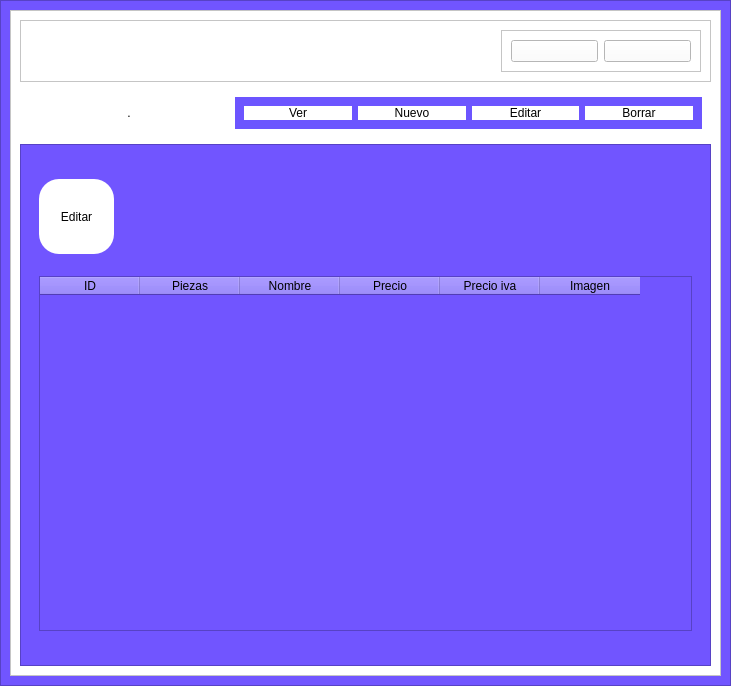
Qt form pro/Dell_app.ui (RaFaN23/Daw-1-) before a commit.
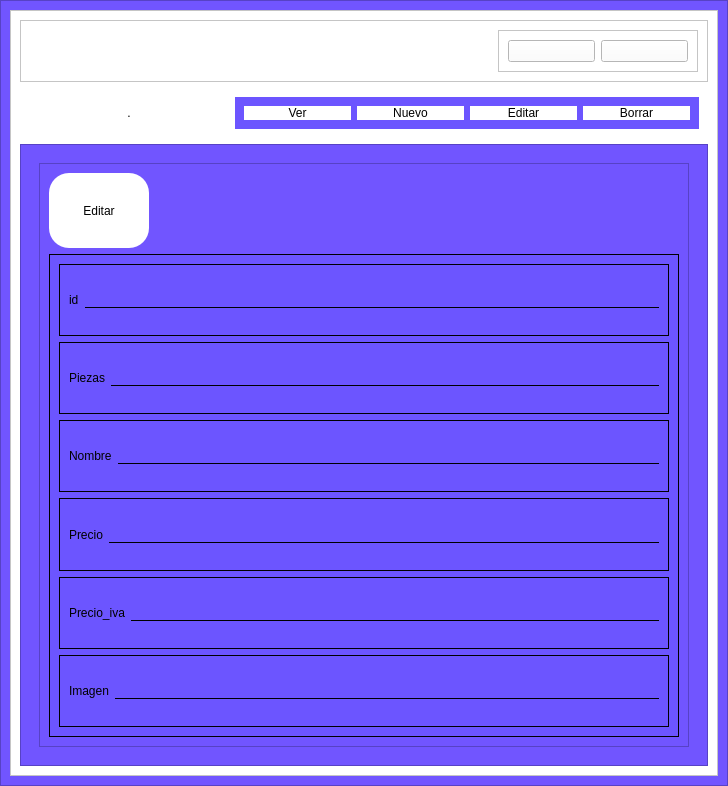
The same form after that commit. The open tabs and pages were chosen to show the change. Icons and pictures are not drawn.

Patch:
```diff
--- a/pro/Dell_app.ui
+++ b/pro/Dell_app.ui
@@ -6,8 +6,8 @@
    <rect>
     <x>0</x>
     <y>0</y>
-    <width>731</width>
-    <height>686</height>
+    <width>728</width>
+    <height>786</height>
    </rect>
   </property>
   <property name="windowTitle">
@@ -707,10 +707,19 @@
                <widget class="QWidget" name="pagina_editar">
                 <layout class="QVBoxLayout" name="verticalLayout_12">
                  <item>
+                  <widget class="QFrame" name="frame_10">
+                   <property name="frameShape">
+                    <enum>QFrame::StyledPanel</enum>
+                   </property>
+                   <property name="frameShadow">
+                    <enum>QFrame::Raised</enum>
+                   </property>
+                   <layout class="QVBoxLayout" name="verticalLayout_14">
+                    <item>
                   <widget class="QPushButton" name="editar">
                    <property name="maximumSize">
                     <size>
-                     <width>75</width>
+                        <width>100</width>
                      <height>75</height>
                     </size>
                    </property>
@@ -734,43 +743,209 @@
                   </widget>
                  </item>
                  <item>
-                  <widget class="QTableWidget" name="tabla_actualizar">
-                   <property name="maximumSize">
-                    <size>
-                     <width>16777215</width>
-                     <height>355</height>
-                    </size>
-                   </property>
-                   <column>
+                     <widget class="QFrame" name="frame_11">
+                      <property name="styleSheet">
+                       <string notr="true">background-color: rgb(108, 85, 255);
+border:1px solid;
+</string>
+                      </property>
+                      <property name="frameShape">
+                       <enum>QFrame::StyledPanel</enum>
+                      </property>
+                      <property name="frameShadow">
+                       <enum>QFrame::Raised</enum>
+                      </property>
+                      <layout class="QVBoxLayout" name="verticalLayout_15">
+                       <item>
+                        <widget class="QFrame" name="frame_19">
+                         <property name="frameShape">
+                          <enum>QFrame::StyledPanel</enum>
+                         </property>
+                         <property name="frameShadow">
+                          <enum>QFrame::Raised</enum>
+                         </property>
+                         <layout class="QHBoxLayout" name="horizontalLayout_13">
+                          <item>
+                           <widget class="QLabel" name="label_15">
+                            <property name="styleSheet">
+                             <string notr="true">border:none</string>
+                            </property>
                     <property name="text">
-                     <string>ID</string>
-                    </property>
-                   </column>
-                   <column>
+                             <string>id</string>
+                            </property>
+                           </widget>
+                          </item>
+                          <item>
+                           <widget class="QLineEdit" name="label_id">
+                            <property name="styleSheet">
+                             <string notr="true">border:none;
+border-bottom:1px solid;
+</string>
+                            </property>
+                           </widget>
+                          </item>
+                         </layout>
+                        </widget>
+                       </item>
+                       <item>
+                        <widget class="QFrame" name="frame_14">
+                         <property name="frameShape">
+                          <enum>QFrame::StyledPanel</enum>
+                         </property>
+                         <property name="frameShadow">
+                          <enum>QFrame::Raised</enum>
+                         </property>
+                         <layout class="QHBoxLayout" name="horizontalLayout_6">
+                          <item>
+                           <widget class="QLabel" name="label_5">
+                            <property name="styleSheet">
+                             <string notr="true">border:none</string>
+                            </property>
                     <property name="text">
                      <string>Piezas</string>
                     </property>
-                   </column>
-                   <column>
+                           </widget>
+                          </item>
+                          <item>
+                           <widget class="QLineEdit" name="label_piezas">
+                            <property name="styleSheet">
+                             <string notr="true">border:none;
+border-bottom:1px solid;
+</string>
+                            </property>
+                           </widget>
+                          </item>
+                         </layout>
+                        </widget>
+                       </item>
+                       <item>
+                        <widget class="QFrame" name="frame_16">
+                         <property name="frameShape">
+                          <enum>QFrame::StyledPanel</enum>
+                         </property>
+                         <property name="frameShadow">
+                          <enum>QFrame::Raised</enum>
+                         </property>
+                         <layout class="QHBoxLayout" name="horizontalLayout_7">
+                          <item>
+                           <widget class="QLabel" name="label_11">
+                            <property name="styleSheet">
+                             <string notr="true">border:none</string>
+                            </property>
                     <property name="text">
                      <string>Nombre</string>
                     </property>
-                   </column>
-                   <column>
+                           </widget>
+                          </item>
+                          <item>
+                           <widget class="QLineEdit" name="label_nombre">
+                            <property name="styleSheet">
+                             <string notr="true">border:none;
+border-bottom:1px solid;
+</string>
+                            </property>
+                           </widget>
+                          </item>
+                         </layout>
+                        </widget>
+                       </item>
+                       <item>
+                        <widget class="QFrame" name="frame_17">
+                         <property name="frameShape">
+                          <enum>QFrame::StyledPanel</enum>
+                         </property>
+                         <property name="frameShadow">
+                          <enum>QFrame::Raised</enum>
+                         </property>
+                         <layout class="QHBoxLayout" name="horizontalLayout_10">
+                          <item>
+                           <widget class="QLabel" name="label_12">
+                            <property name="styleSheet">
+                             <string notr="true">border:none</string>
+                            </property>
                     <property name="text">
                      <string>Precio</string>
                     </property>
-                   </column>
-                   <column>
+                           </widget>
+                          </item>
+                          <item>
+                           <widget class="QLineEdit" name="label_precio">
+                            <property name="styleSheet">
+                             <string notr="true">border:none;
+border-bottom:1px solid;
+</string>
+                            </property>
+                           </widget>
+                          </item>
+                         </layout>
+                        </widget>
+                       </item>
+                       <item>
+                        <widget class="QFrame" name="frame_15">
+                         <property name="frameShape">
+                          <enum>QFrame::StyledPanel</enum>
+                         </property>
+                         <property name="frameShadow">
+                          <enum>QFrame::Raised</enum>
+                         </property>
+                         <layout class="QHBoxLayout" name="horizontalLayout_11">
+                          <item>
+                           <widget class="QLabel" name="label_13">
+                            <property name="styleSheet">
+                             <string notr="true">border:none</string>
+                            </property>
                     <property name="text">
-                     <string>Precio iva</string>
-                    </property>
-                   </column>
-                   <column>
+                             <string>Precio_iva</string>
+                            </property>
+                           </widget>
+                          </item>
+                          <item>
+                           <widget class="QLineEdit" name="label_precio_iva">
+                            <property name="styleSheet">
+                             <string notr="true">border:none;
+border-bottom:1px solid;
+</string>
+                            </property>
+                           </widget>
+                          </item>
+                         </layout>
+                        </widget>
+                       </item>
+                       <item>
+                        <widget class="QFrame" name="frame_18">
+                         <property name="frameShape">
+                          <enum>QFrame::StyledPanel</enum>
+                         </property>
+                         <property name="frameShadow">
+                          <enum>QFrame::Raised</enum>
+                         </property>
+                         <layout class="QHBoxLayout" name="horizontalLayout_12">
+                          <item>
+                           <widget class="QLabel" name="label_14">
+                            <property name="styleSheet">
+                             <string notr="true">border:none</string>
+                            </property>
                     <property name="text">
                      <string>Imagen</string>
                     </property>
-                   </column>
+                           </widget>
+                          </item>
+                          <item>
+                           <widget class="QLineEdit" name="label_imagen">
+                            <property name="styleSheet">
+                             <string notr="true">border:none;
+border-bottom:1px solid;
+</string>
+                            </property>
+                           </widget>
+                          </item>
+                         </layout>
+                        </widget>
+                       </item>
+                      </layout>
+                     </widget>
+                    </item>
+                   </layout>
                   </widget>
                  </item>
                 </layout>
```
Left out of the diff: 128 changed lines with no effect on the pictures. Lines whose indentation alone changed are shown as unchanged.
